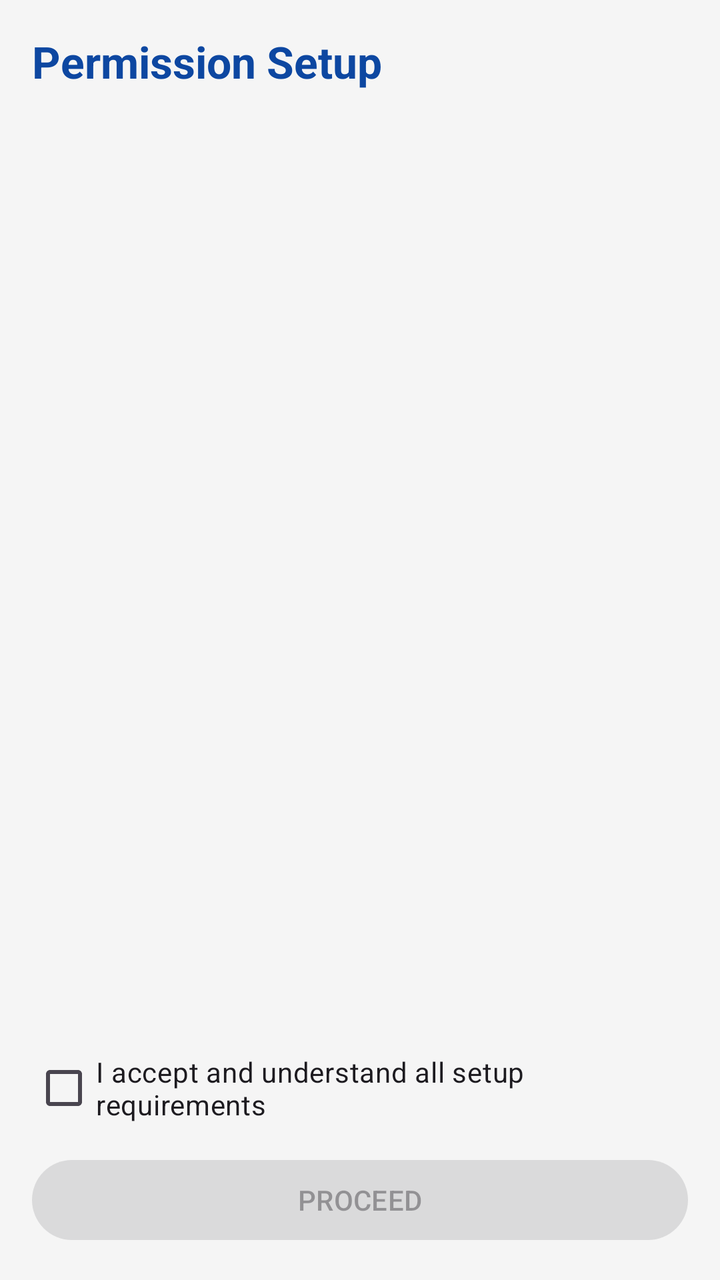
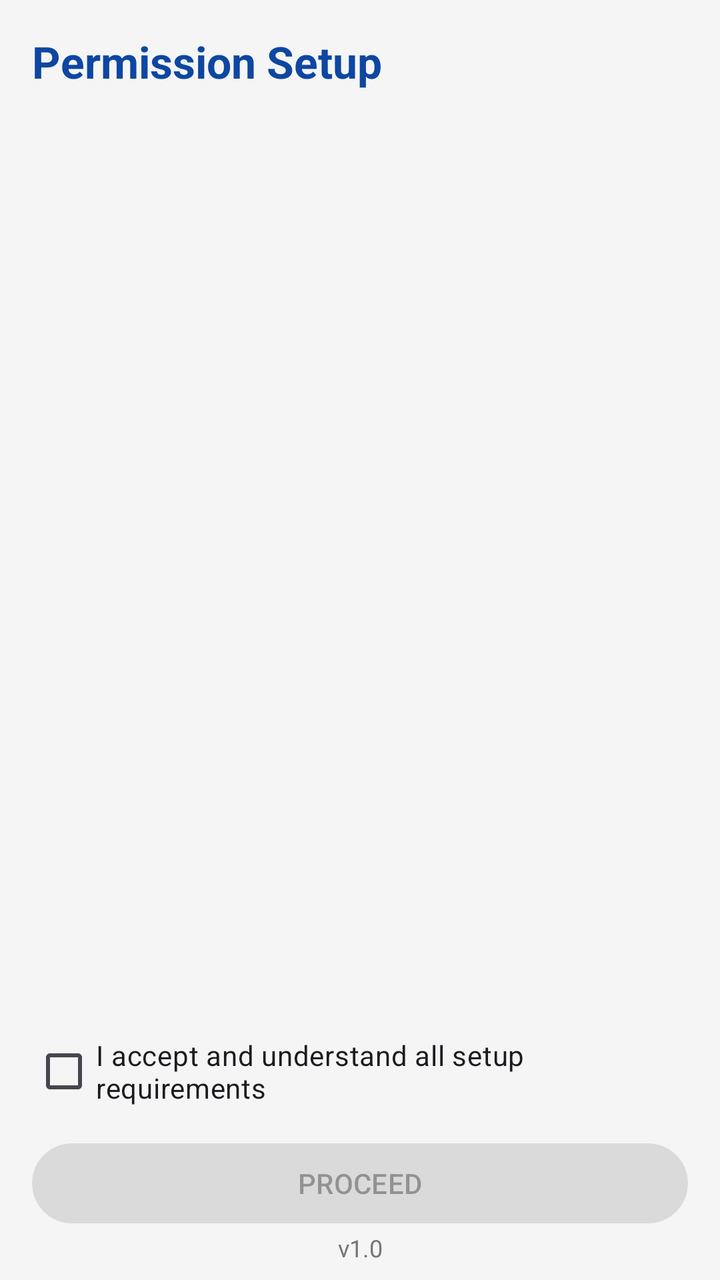

Before-and-after screenshots of an Android layout around one commit, followed by the original layout XML and the change that was made.
<!-- AndroidManifest.xml: application theme Theme.IBSConfigApp -->
<!-- res/layout/activity_permission_setup.xml -->
<?xml version="1.0" encoding="utf-8"?>
<androidx.constraintlayout.widget.ConstraintLayout xmlns:android="http://schemas.android.com/apk/res/android"
    xmlns:app="http://schemas.android.com/apk/res-auto"
    android:layout_width="match_parent"
    android:layout_height="match_parent"
    android:background="@color/background_light">

    <TextView
        android:id="@+id/tvTitle"
        android:layout_width="0dp"
        android:layout_height="wrap_content"
        android:layout_margin="16dp"
        android:text="@string/permission_setup_title"
        android:textColor="@color/primary_dark"
        android:textSize="22sp"
        android:textStyle="bold"
        app:layout_constraintEnd_toEndOf="parent"
        app:layout_constraintStart_toStartOf="parent"
        app:layout_constraintTop_toTopOf="parent" />

    <androidx.recyclerview.widget.RecyclerView
        android:id="@+id/rvPermissions"
        android:layout_width="0dp"
        android:layout_height="0dp"
        android:layout_marginHorizontal="8dp"
        android:clipToPadding="false"
        android:paddingBottom="8dp"
        app:layout_constraintBottom_toTopOf="@+id/cbAccept"
        app:layout_constraintEnd_toEndOf="parent"
        app:layout_constraintStart_toStartOf="parent"
        app:layout_constraintTop_toBottomOf="@+id/tvTitle" />

    <com.google.android.material.checkbox.MaterialCheckBox
        android:id="@+id/cbAccept"
        android:layout_width="0dp"
        android:layout_height="wrap_content"
        android:layout_marginHorizontal="16dp"
        android:layout_marginBottom="8dp"
        android:text="@string/accept_and_continue"
        app:layout_constraintBottom_toTopOf="@+id/btnProceed"
        app:layout_constraintEnd_toEndOf="parent"
        app:layout_constraintStart_toStartOf="parent" />

    <com.google.android.material.button.MaterialButton
        android:id="@+id/btnProceed"
        android:layout_width="0dp"
        android:layout_height="wrap_content"
        android:layout_margin="16dp"
        android:enabled="false"
        android:text="@string/proceed"
        app:layout_constraintBottom_toBottomOf="parent"
        app:layout_constraintEnd_toEndOf="parent"
        app:layout_constraintStart_toStartOf="parent" />

</androidx.constraintlayout.widget.ConstraintLayout>
<!-- resources referenced by this layout -->
<resources>
  <color name="background_light">#FFF5F5F5</color>
  <color name="primary_dark">#FF0D47A1</color>
  <string name="accept_and_continue">I accept and understand all setup requirements</string>
  <string name="permission_setup_title">Permission Setup</string>
  <string name="proceed">PROCEED</string>
  <style name="Theme.IBSConfigApp" parent="Theme.Material3.Light.NoActionBar">
          <item name="colorPrimary">@color/primary</item>
          <item name="colorPrimaryDark">@color/primary_dark</item>
          <item name="colorAccent">@color/accent</item>
          <item name="android:statusBarColor">@color/primary_dark</item>
      </style>
  <color name="primary">#FF1565C0</color>
  <color name="accent">#FFFF6F00</color>
</resources>

<!-- the commit's change to res/layout/activity_permission_setup.xml (unified diff, before → after) -->
@@ -45,9 +45,22 @@
         android:id="@+id/btnProceed"
         android:layout_width="0dp"
         android:layout_height="wrap_content"
-        android:layout_margin="16dp"
+        android:layout_marginHorizontal="16dp"
+        android:layout_marginTop="16dp"
         android:enabled="false"
         android:text="@string/proceed"
+        app:layout_constraintBottom_toTopOf="@+id/tvVersion"
+        app:layout_constraintEnd_toEndOf="parent"
+        app:layout_constraintStart_toStartOf="parent" />
+
+    <TextView
+        android:id="@+id/tvVersion"
+        android:layout_width="wrap_content"
+        android:layout_height="wrap_content"
+        android:layout_marginBottom="8dp"
+        android:text="v1.0"
+        android:textColor="@color/gray_text"
+        android:textSize="12sp"
         app:layout_constraintBottom_toBottomOf="parent"
         app:layout_constraintEnd_toEndOf="parent"
         app:layout_constraintStart_toStartOf="parent" />
<!-- resource entries referenced after the edit -->
@@ -1,6 +1,7 @@
 <!-- resources referenced by this layout -->
 <resources>
   <color name="background_light">#FFF5F5F5</color>
+  <color name="gray_text">#FF757575</color>
   <color name="primary_dark">#FF0D47A1</color>
   <string name="accept_and_continue">I accept and understand all setup requirements</string>
   <string name="permission_setup_title">Permission Setup</string>
@@ -10,6 +11,7 @@
           <item name="colorPrimaryDark">@color/primary_dark</item>
           <item name="colorAccent">@color/accent</item>
           <item name="android:statusBarColor">@color/primary_dark</item>
+          <item name="android:windowAnimationStyle">@null</item>
       </style>
   <color name="primary">#FF1565C0</color>
   <color name="accent">#FFFF6F00</color>
